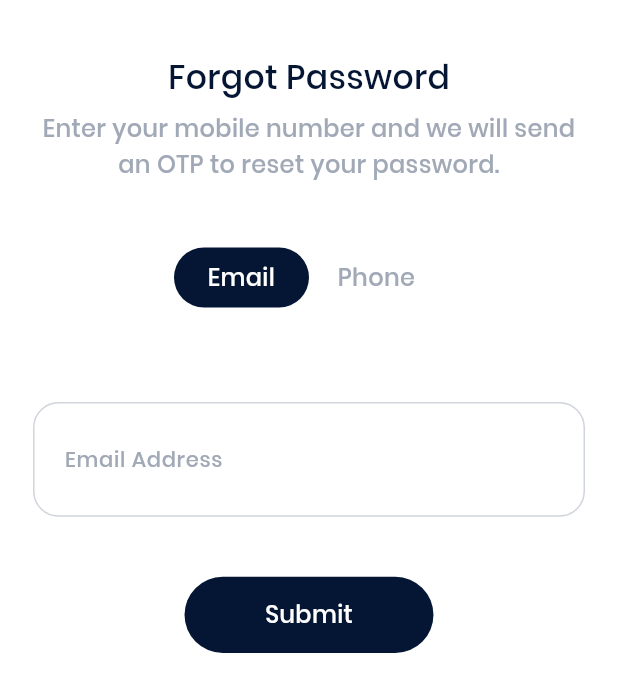
After one commit to yugmewada/locator-flutter-app, a Flutter app: the ForgotPasswordBottomSheet screen opened directly, after a tap on "Email", on a phone screen of 412 x 824 dp. The commit adds this screen. Shown: the top 692 px of the screen. Run offline on Flutter 3.47's test engine with Material 3 defaults, Android fonts, the phone set to English and light mode, and no system bars; our stand-ins replace flutter_screenutil, form_field_validator, modal_bottom_sheet, shared_preferences; missing offline and left inert: bidout_app, country_pickers, toasty_box; accounts and stored records are empty.

Commit message:
[+]Added bottomsheet for forgotpassword

```diff
--- a/lib/theming/TextStyles.dart
+++ b/lib/theming/TextStyles.dart
@@ -88,4 +88,22 @@ class TextStyles {
   static TextStyle normalFontGreyHint_14() {
     return normalFontGreyHint().copyWith(fontSize: 14.spMin);
   }
+
+//Semibold Font Styles
+
+  static TextStyle semiBoldFont() {
+    return const TextStyle(
+      fontFamily: 'Poppins',
+      fontWeight: FontWeight.w600,
+    );
+  }
+
+  static TextStyle semiBoldColorDarkBlue() {
+    return semiBoldFont().copyWith(color: AppColor.primaryColor);
+  }
+
+  static TextStyle semiBoldColorDarkBlue22() {
+    return semiBoldColorDarkBlue().copyWith(fontSize: 22.spMin);
+  }
+
 }
--- /dev/null
+++ b/lib/ui/auth/bottomsheet/forgot_password_bottom_sheet.dart
@@ -0,0 +1,332 @@
+import 'package:country_pickers/country.dart';
+import 'package:country_pickers/country_pickers.dart';
+import 'package:demo/theming/AppColor.dart';
+import 'package:demo/theming/TextStyles.dart';
+import 'package:flutter/material.dart';
+import 'package:flutter_screenutil/flutter_screenutil.dart';
+
+import '../../../generated/assets.dart';
+
+class ForgotPasswordBottomSheet extends StatefulWidget {
+  const ForgotPasswordBottomSheet({super.key});
+
+  @override
+  State<ForgotPasswordBottomSheet> createState() =>
+      _ForgotPasswordBottomSheetState();
+}
+
+class _ForgotPasswordBottomSheetState extends State<ForgotPasswordBottomSheet> {
+  final ValueNotifier<bool> isPhoneSelected = ValueNotifier(true);
+  final ValueNotifier<String> selectedCountryCode =
+      ValueNotifier<String>('+91');
+  final ValueNotifier<Country> selectedCountryFlag =
+      ValueNotifier<Country>(CountryPickerUtils.getCountryByIsoCode("IN"));
+
+  final TextEditingController mobileNumberController = TextEditingController();
+  final TextEditingController emailController = TextEditingController();
+
+  @override
+  void dispose() {
+    super.dispose();
+    mobileNumberController.dispose();
+    emailController.dispose();
+  }
+
+  @override
+  Widget build(BuildContext context) {
+    return Scaffold(
+      resizeToAvoidBottomInset: true,
+      backgroundColor: Colors.white,
+      body: SingleChildScrollView(
+        child: Column(children: [
+          _buildHeaderText(),
+          const SizedBox(height: 44),
+          _buildToggles(),
+          const SizedBox(height: 41),
+          _buildHideShow(),
+          ValueListenableBuilder(
+              valueListenable: isPhoneSelected,
+              builder: (context, isPhone, child) {
+                return _buildButton(title: isPhone ? "Get OTP" : "Submit");
+              })
+        ]),
+      ),
+    );
+  }
+
+  Widget _buildHeaderText() {
+    return Column(
+      children: [
+        Padding(
+          padding: const EdgeInsets.only(top: 36),
+          child: Row(
+            mainAxisAlignment: MainAxisAlignment.center,
+            children: [
+              Text(
+                "Forgot Password",
+                style: TextStyles.semiBoldColorDarkBlue22(),
+              )
+            ],
+          ),
+        ),
+        Padding(
+          padding: const EdgeInsets.only(top: 6, left: 20, right: 20),
+          child: Center(
+            child: Text(
+              "Enter your mobile number and we will send an OTP to reset your password.",
+              style: TextStyles.normalFontGrey16().copyWith(height: 1.5),
+              textAlign: TextAlign.center,
+            ),
+          ),
+        )
+      ],
+    );
+  }
+
+  Widget _buildButton({required String title}) {
+    return Padding(
+      padding: const EdgeInsets.only(top: 40, bottom: 20),
+      child: Container(
+        height: 52.h,
+        width: 170.h,
+        decoration: BoxDecoration(
+            color: AppColor.primaryColor,
+            borderRadius: BorderRadius.circular(26.h)),
+        child: Center(
+          child: Text(
+            title,
+            style: TextStyles.mediumWhite16(),
+          ),
+        ),
+      ),
+    );
+  }
+
+  Widget _buildToggles() {
+    return Row(
+      mainAxisAlignment: MainAxisAlignment.center,
+      children: [
+        GestureDetector(
+          onTap: () => isPhoneSelected.value = false,
+          child: ValueListenableBuilder<bool>(
+              valueListenable: isPhoneSelected,
+              builder: (context, isEmailSelected, child) {
+                return Container(
+                  width: 90,
+                  height: 40,
+                  decoration: BoxDecoration(
+                      color: !isPhoneSelected.value
+                          ? AppColor.primaryColor
+                          : Colors.transparent,
+                      borderRadius: BorderRadius.circular(27)),
+                  child: Center(
+                    child: Text(
+                      "Email",
+                      style: TextStyles.normalFontGrey16().copyWith(
+                          color: !isPhoneSelected.value
+                              ? AppColor.colorWhite
+                              : AppColor.colorGrey),
+                      textAlign: TextAlign.center,
+                    ),
+                  ),
+                );
+              }),
+        ),
+        GestureDetector(
+          onTap: () => isPhoneSelected.value = true,
+          child: ValueListenableBuilder<bool>(
+            valueListenable: isPhoneSelected,
+            builder: (context, isPhSelected, child) {
+              return Container(
+                width: 90,
+                height: 40,
+                decoration: BoxDecoration(
+                    color: isPhSelected
+                        ? AppColor.primaryColor
+                        : Colors.transparent,
+                    borderRadius: BorderRadius.circular(27)),
+                child: Center(
+                  child: Text(
+                    "Phone",
+                    style: TextStyles.normalFontGrey16().copyWith(
+                        color: isPhSelected
+                            ? AppColor.colorWhite
+                            : AppColor.colorGrey),
+                    textAlign: TextAlign.center,
+                  ),
+                ),
+              );
+            },
+          ),
+        )
+      ],
+    );
+  }
+
+//------------------------------------------------------------------------------
+  //HIDE SHOW AREA
+//------------------------------------------------------------------------------
+
+  Widget _buildHideShow() {
+    return ValueListenableBuilder<bool>(
+        valueListenable: isPhoneSelected,
+        builder: (context, isPhone, child) {
+          return isPhone ? _buildCountryCode() : _buildEmail();
+        });
+  }
+
+  Widget _buildEmail() {
+    return Container(
+        width: double.infinity,
+        margin: const EdgeInsets.only(left: 22, right: 22, top: 22),
+        decoration: BoxDecoration(
+          color: Colors.white,
+          borderRadius: const BorderRadius.all(Radius.circular(17.0)),
+          border: Border.all(color: AppColor.colorBorder, width: 1),
+        ),
+        child: Padding(
+          padding:
+              const EdgeInsets.only(top: 10, left: 20, right: 20, bottom: 10),
+          child: _emailTextField(hint: "Email Address"),
+        ));
+  }
+
+  Widget _buildCountryCode() {
+    return Container(
+      width: double.infinity,
+      margin: const EdgeInsets.only(left: 22, right: 22, top: 22),
+      decoration: BoxDecoration(
+        color: Colors.white,
+        borderRadius: const BorderRadius.all(Radius.circular(17.0)),
+        border: Border.all(color: AppColor.colorBorder, width: 1),
+      ),
+      child: Column(
+        children: [
+          Padding(
+            padding: const EdgeInsets.only(left: 20, top: 10, bottom: 10),
+            child: Row(
+              children: [
+                GestureDetector(
+                  onTap: () {
+                    _openCountryPickerDialog();
+                  },
+                  child: Row(
+                    children: [
+                      Image.asset(
+                        CountryPickerUtils.getFlagImageAssetPath(
+                            selectedCountryFlag.value.isoCode),
+                        height: 20.0,
+                        width: 30.0,
+                        fit: BoxFit.fill,
+                        package: "country_pickers",
+                      ),
+                      Padding(
+                          padding: const EdgeInsets.only(left: 7, right: 12),
+                          child: ValueListenableBuilder<String>(
+                            valueListenable: selectedCountryCode,
+                            builder: (context, countryCode, child) {
+                              return Text(countryCode,
+                                  style: TextStyles.mediumColorDarkBlue16());
+                            },
+                          )),
+                    ],
+                  ),
+                ),
+                SizedBox(
+                  width: 9,
+                  height: 5,
+                  child: Image.asset(Assets.imagesImageDropDownCountryCode),
+                ),
+                Expanded(
+                    child: Padding(
+                  padding: const EdgeInsets.only(left: 21, right: 21),
+                  child: mobileTextField(hint: "Mobile Number"),
+                ))
+              ],
+            ),
+          )
+        ],
+      ),
+    );
+  }
+
+//------------------------------------------------------------------------------
+  //TEXT FIELDS
+//------------------------------------------------------------------------------
+
+  Widget mobileTextField({required String hint}) {
+    return TextField(
+        cursorColor: Colors.black,
+        maxLength: 11,
+        controller: mobileNumberController,
+        keyboardType: TextInputType.phone,
+        decoration: InputDecoration(
+            border: InputBorder.none,
+            counterText: "",
+            labelText: hint,
+            hintStyle: TextStyles.normalFontGreyHint_14(),
+            labelStyle: TextStyles.normalFontGreyHint_14()));
+  }
+
+  Widget _emailTextField({required String hint}) {
+    return TextField(
+        cursorColor: Colors.black,
+        controller: emailController,
+        decoration: InputDecoration(
+            border: InputBorder.none,
+            labelText: hint,
+            hintStyle: TextStyles.normalFontGreyHint_14(),
+            labelStyle: TextStyles.normalFontGreyHint_14()));
+  }
+
+//------------------------------------------------------------------------------
+  //COUNTRY PICKER DIALOG
+//------------------------------------------------------------------------------
+  Widget _buildDialogItem(Country country) => Row(
+        children: <Widget>[
+          CountryPickerUtils.getDefaultFlagImage(country),
+          const SizedBox(width: 8.0),
+          Flexible(
+              child: Text(
+            "+${country.phoneCode} ${country.name}",
+            style: TextStyles.mediumColorDarkBlue16(),
+          )),
+        ],
+      );
+
+  Future _openCountryPickerDialog() => showDialog(
+        context: context,
+        builder: (context) => CountryPickerDialog(
+          searchCursorColor: AppColor.primaryColor,
+          titlePadding: const EdgeInsets.all(8.0),
+          searchInputDecoration: InputDecoration(
+            hintText: "Search phone code",
+            hintStyle: TextStyles.mediumColorDarkBlue16(),
+            focusedBorder: const UnderlineInputBorder(
+              borderSide: BorderSide(
+                color: AppColor.primaryColor,
+                width: 1.0,
+              ),
+            ),
+            enabledBorder: const UnderlineInputBorder(
+              borderSide: BorderSide(
+                color: AppColor.primaryColor,
+                width: 1.0,
+              ),
+            ),
+            labelStyle: TextStyles.mediumColorDarkBlue16(),
+          ),
+          isSearchable: true,
+          title: Text("Select your country",
+              style: TextStyles.mediumColorDarkBlue16()),
+          onValuePicked: (Country country) => setState(() {
+            selectedCountryFlag.value = country;
+            selectedCountryCode.value = "+${country.phoneCode}";
+          }),
+          itemBuilder: _buildDialogItem,
+          priorityList: [
+            CountryPickerUtils.getCountryByIsoCode('IN'),
+          ],
+        ),
+      );
+}
--- a/lib/ui/auth/select_language_screen.dart
+++ b/lib/ui/auth/select_language_screen.dart
@@ -74,6 +74,8 @@ class _SelectLanguageScreen extends State<SelectLanguageScreen> {
                 await prefs.setBool(Common.IS_LANGUAGE_SELECTED, true);
                   Navigator.of(context).popAndPushNamed("/onboarding");
               },
+              child: Padding(
+                padding: const EdgeInsets.only(bottom: 20),
                 child: Container(
                   width: 170.h,
                   height: 52.h,
@@ -85,6 +87,7 @@ class _SelectLanguageScreen extends State<SelectLanguageScreen> {
                     child: Text(
                       "Submit",
                       style: TextStyles.mediumWhite16(),
+                    ),
                   ),
                 ),
               ),
```
Also changed, not shown: lib/ui/auth/email_login_screen.dart (+57 -6 lines), lib/utils/validator.dart (added, +44 -0 lines), pubspec.yaml (+6 -1 lines), pubspec.lock, 4 other files. Lines whose indentation alone changed are shown as unchanged.
